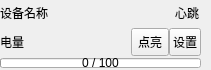
Old version of the form UAVManage/devicecontrol.ui in the repository gessd/UAVManage.
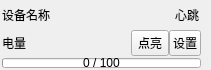
New version of the form. Icons and pictures are not drawn.

```diff
--- a/UAVManage/devicecontrol.ui
+++ b/UAVManage/devicecontrol.ui
@@ -18,10 +18,10 @@
     <number>2</number>
    </property>
    <property name="leftMargin">
-    <number>0</number>
+    <number>2</number>
    </property>
    <property name="topMargin">
-    <number>0</number>
+    <number>2</number>
    </property>
    <property name="rightMargin">
     <number>10</number>
```
